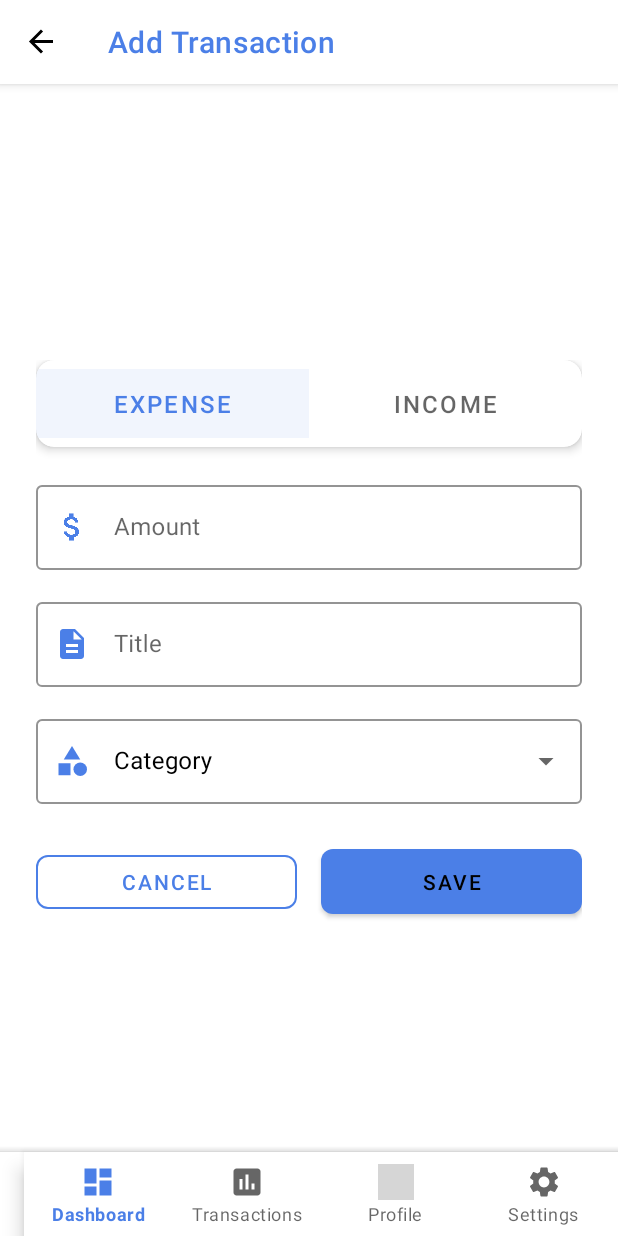
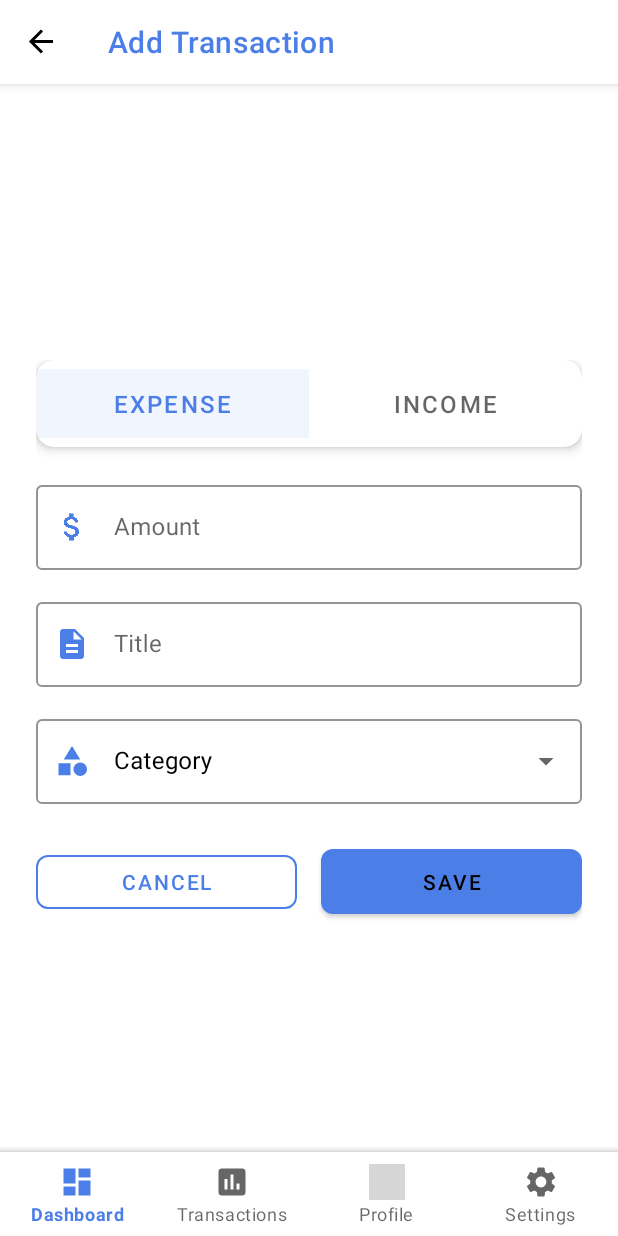
Before and after one commit to Dilnuka/madUiProject, an Android app: the screen it shows after launch (MainActivity), after a tap on "Add Transaction", on a phone screen of 412 x 824 dp. Run offline under Robolectric (Android 15) with nearby library versions, the phone set to English and light mode, and no system bars; our stand-ins replace navigation-ui; 1 other tap on this screen came first; grey boxes are pictures that could not be loaded.

Commit message:
new improvement

```diff
--- a/PersonalFinanceTrackerApp/PersonalFinanceTrackerApp/app/src/main/res/layout/activity_main.xml
+++ b/PersonalFinanceTrackerApp/PersonalFinanceTrackerApp/app/src/main/res/layout/activity_main.xml
@@ -49,13 +49,17 @@
         app:fabCradleMargin="10dp"
         app:fabCradleRoundedCornerRadius="20dp"
         app:fabCradleVerticalOffset="10dp"
-        app:elevation="8dp">
+        app:elevation="8dp"
+        app:contentInsetStart="0dp"
+        app:contentInsetEnd="0dp">
 
         <com.google.android.material.bottomnavigation.BottomNavigationView
             android:id="@+id/bottomNavigation"
             android:layout_width="match_parent"
             android:layout_height="wrap_content"
             android:background="@color/white"
+            android:layout_marginStart="0dp"
+            android:layout_marginEnd="0dp"
             app:itemIconSize="24dp"
             app:itemTextAppearanceActive="@style/BottomNavigationTextAppearance"
             app:itemTextAppearanceInactive="@style/BottomNavigationTextAppearance"
```
